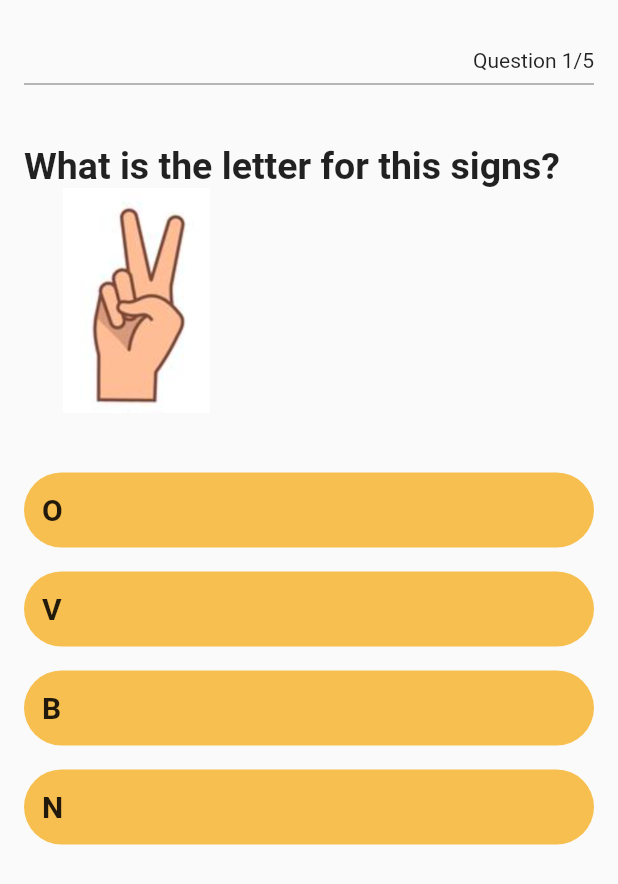
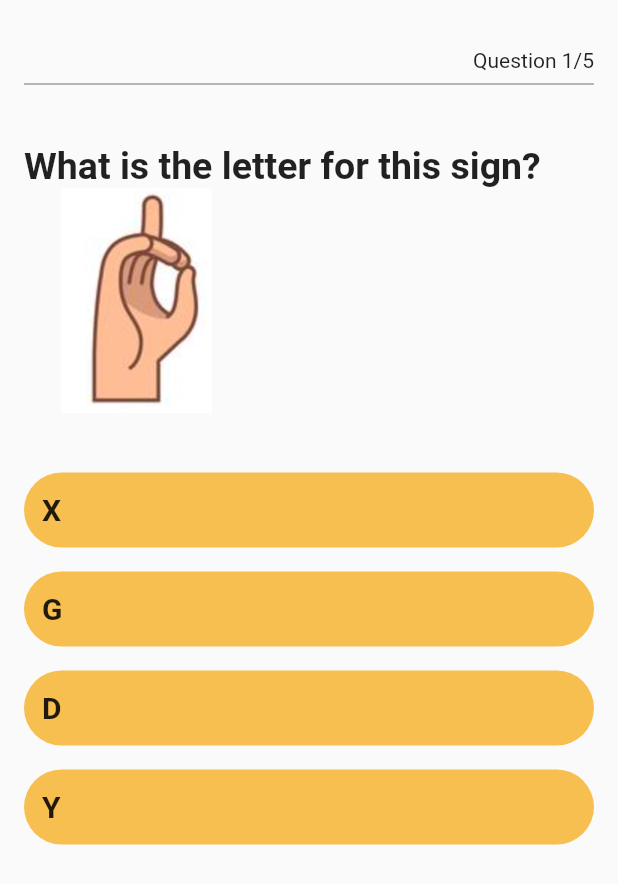
Before and after one commit to JariP5/ASL, a Flutter app: the QuizApp screen opened directly, on a phone screen of 412 x 824 dp. Shown: the top 884 px of the screen. Run offline on Flutter 3.47's test engine with Material 2 defaults, Android fonts, the phone set to English and light mode, and no system bars; our stand-ins replace camera.

Commit message:
Remove letters "J" and "Z" from Quiz

```diff
--- a/lib/quiz.dart
+++ b/lib/quiz.dart
@@ -38,7 +38,7 @@ List<Question> questions = [
     imagePath: 'images/c.png',
   ),
   Question(
-    text: 'What is the letter for this signs?',
+    text: 'What is the letter for this sign?',
     options: [
       const Option(text: 'J', isCorrect: false),
       const Option(text: 'K', isCorrect: false),
@@ -48,7 +48,7 @@ List<Question> questions = [
     imagePath: 'images/b.png',
   ),
   Question(
-    text: 'What is the letter for this signs?',
+    text: 'What is the letter for this sign?',
     options: [
       const Option(text: 'T', isCorrect: false),
       const Option(text: 'A', isCorrect: true),
@@ -58,7 +58,7 @@ List<Question> questions = [
     imagePath: 'images/a.png',
   ),
   Question(
-    text: 'What is the letter for this signs?',
+    text: 'What is the letter for this sign?',
     options: [
       const Option(text: 'A', isCorrect: false),
       const Option(text: 'Z', isCorrect: false),
@@ -68,7 +68,7 @@ List<Question> questions = [
     imagePath: 'images/q.png',
   ),
   Question(
-    text: 'What is the letter for this signs?',
+    text: 'What is the letter for this sign?',
     options: [
       const Option(text: 'W', isCorrect: true),
       const Option(text: 'Q', isCorrect: false),
@@ -78,7 +78,7 @@ List<Question> questions = [
     imagePath: 'images/w.png',
   ),
   Question(
-    text: 'What is the letter for this signs?',
+    text: 'What is the letter for this sign?',
     options: [
       const Option(text: 'O', isCorrect: true),
       const Option(text: 'G', isCorrect: false),
@@ -88,7 +88,7 @@ List<Question> questions = [
     imagePath: 'images/o.png',
   ),
   Question(
-    text: 'What is the letter for this signs?',
+    text: 'What is the letter for this sign?',
     options: [
       const Option(text: 'T', isCorrect: false),
       const Option(text: 'Y', isCorrect: true),
@@ -98,17 +98,7 @@ List<Question> questions = [
     imagePath: 'images/y.png',
   ),
   Question(
-    text: 'What is the letter for this signs?',
-    options: [
-      const Option(text: 'X', isCorrect: false),
-      const Option(text: 'C', isCorrect: false),
-      const Option(text: 'J', isCorrect: true),
-      const Option(text: 'A', isCorrect: false),
-    ],
-    imagePath: 'images/j.png',
-  ),
-  Question(
-    text: 'What is the letter for this signs?',
+    text: 'What is the letter for this sign?',
     options: [
       const Option(text: 'P', isCorrect: false),
       const Option(text: 'M', isCorrect: false),
@@ -118,7 +108,7 @@ List<Question> questions = [
     imagePath: 'images/l.png',
   ),
   Question(
-    text: 'What is the letter for this signs?',
+    text: 'What is the letter for this sign?',
     options: [
       const Option(text: 'O', isCorrect: false),
       const Option(text: 'V', isCorrect: true),
@@ -128,7 +118,7 @@ List<Question> questions = [
     imagePath: 'images/v.png',
   ),
   Question(
-    text: 'What is the letter for this signs?',
+    text: 'What is the letter for this sign?',
     options: [
       const Option(text: 'X', isCorrect: false),
       const Option(text: 'G', isCorrect: false),
@@ -138,7 +128,7 @@ List<Question> questions = [
     imagePath: 'images/d.png',
   ),
   Question(
-    text: 'What is the letter for this signs?',
+    text: 'What is the letter for this sign?',
     options: [
       const Option(text: 'T', isCorrect: true),
       const Option(text: 'W', isCorrect: false),
@@ -148,7 +138,7 @@ List<Question> questions = [
     imagePath: 'images/t.png',
   ),
   Question(
-    text: 'What is the letter for this signs?',
+    text: 'What is the letter for this sign?',
     options: [
       const Option(text: 'E', isCorrect: true),
       const Option(text: 'V', isCorrect: false),
@@ -158,7 +148,7 @@ List<Question> questions = [
     imagePath: 'images/e.png',
   ),
   Question(
-    text: 'What is the letter for this signs?',
+    text: 'What is the letter for this sign?',
     options: [
       const Option(text: 'I', isCorrect: false),
       const Option(text: 'S', isCorrect: false),
@@ -168,7 +158,7 @@ List<Question> questions = [
     imagePath: 'images/h.png',
   ),
   Question(
-    text: 'What is the letter for this signs?',
+    text: 'What is the letter for this sign?',
     options: [
       const Option(text: 'D', isCorrect: false),
       const Option(text: 'I', isCorrect: false),
@@ -178,7 +168,7 @@ List<Question> questions = [
     imagePath: 'images/m.png',
   ),
   Question(
-    text: 'What is the letter for this signs?',
+    text: 'What is the letter for this sign?',
     options: [
       const Option(text: 'J', isCorrect: true),
       const Option(text: 'K', isCorrect: false),
@@ -188,7 +178,7 @@ List<Question> questions = [
     imagePath: 'images/f.png',
   ),
   Question(
-    text: 'What is the letter for this signs?',
+    text: 'What is the letter for this sign?',
     options: [
       const Option(text: 'K', isCorrect: false),
       const Option(text: 'A', isCorrect: false),
@@ -198,17 +188,7 @@ List<Question> questions = [
     imagePath: 'images/g.png',
   ),
   Question(
-    text: 'What is the letter for this signs?',
-    options: [
-      const Option(text: 'H', isCorrect: false),
-      const Option(text: 'I', isCorrect: false),
-      const Option(text: 'P', isCorrect: false),
-      const Option(text: 'Z', isCorrect: true),
-    ],
-    imagePath: 'images/z.png',
-  ),
-  Question(
-    text: 'What is the letter for this signs?',
+    text: 'What is the letter for this sign?',
     options: [
       const Option(text: 'B', isCorrect: false),
       const Option(text: 'N', isCorrect: false),
@@ -218,7 +198,7 @@ List<Question> questions = [
     imagePath: 'images/i.png',
   ),
   Question(
-    text: 'What is the letter for this signs?',
+    text: 'What is the letter for this sign?',
     options: [
       const Option(text: 'O', isCorrect: false),
       const Option(text: 'P', isCorrect: false),
@@ -228,7 +208,7 @@ List<Question> questions = [
     imagePath: 'images/n.png',
   ),
   Question(
-    text: 'What is the letter for this signs?',
+    text: 'What is the letter for this sign?',
     options: [
       const Option(text: 'K', isCorrect: true),
       const Option(text: 'Q', isCorrect: false),
@@ -238,7 +218,7 @@ List<Question> questions = [
     imagePath: 'images/k.png',
   ),
   Question(
-    text: 'What is the letter for this signs?',
+    text: 'What is the letter for this sign?',
     options: [
       const Option(text: 'D', isCorrect: false),
       const Option(text: 'K', isCorrect: false),
@@ -248,7 +228,7 @@ List<Question> questions = [
     imagePath: 'images/r.png',
   ),
   Question(
-    text: 'What is the letter for this signs?',
+    text: 'What is the letter for this sign?',
     options: [
       const Option(text: 'S', isCorrect: false),
       const Option(text: 'P', isCorrect: true),
@@ -258,7 +238,7 @@ List<Question> questions = [
     imagePath: 'images/p.png',
   ),
   Question(
-    text: 'What is the letter for this signs?',
+    text: 'What is the letter for this sign?',
     options: [
       const Option(text: 'C', isCorrect: false),
       const Option(text: 'K', isCorrect: false),
@@ -268,7 +248,7 @@ List<Question> questions = [
     imagePath: 'images/u.png',
   ),
   Question(
-    text: 'What is the letter for this signs?',
+    text: 'What is the letter for this sign?',
     options: [
       const Option(text: 'R', isCorrect: false),
       const Option(text: 'O', isCorrect: false),
@@ -278,7 +258,7 @@ List<Question> questions = [
     imagePath: 'images/x.png',
   ),
   Question(
-    text: 'What is the letter for this signs?',
+    text: 'What is the letter for this sign?',
     options: [
       const Option(text: 'N', isCorrect: false),
       const Option(text: 'F', isCorrect: false),
```
